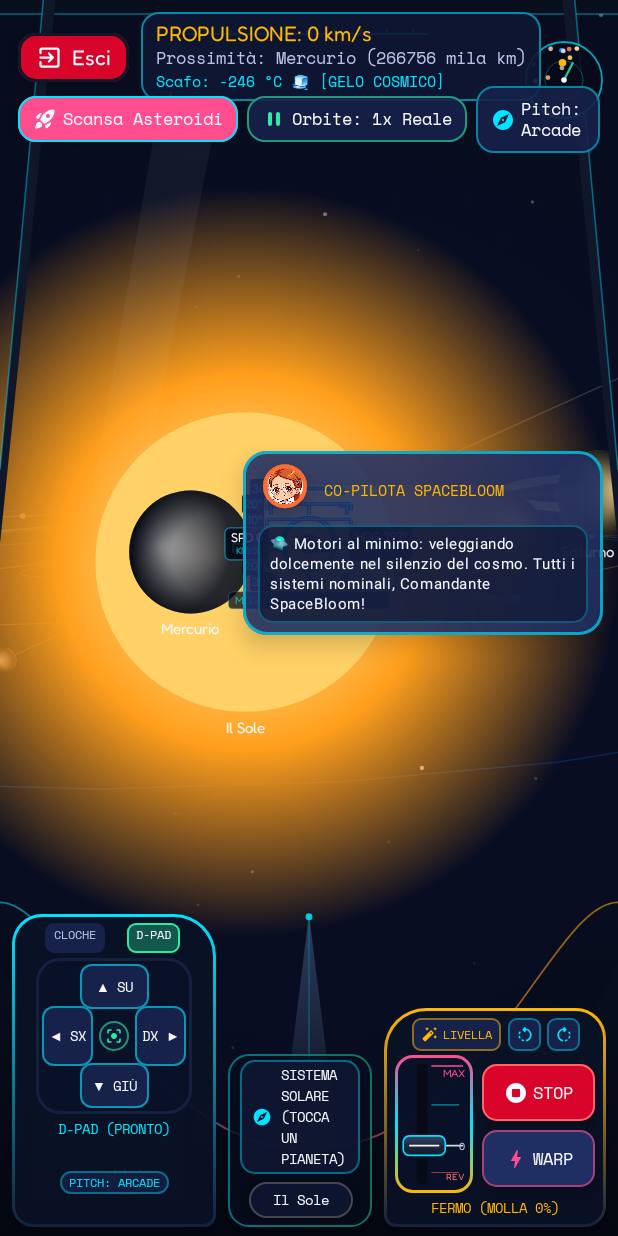
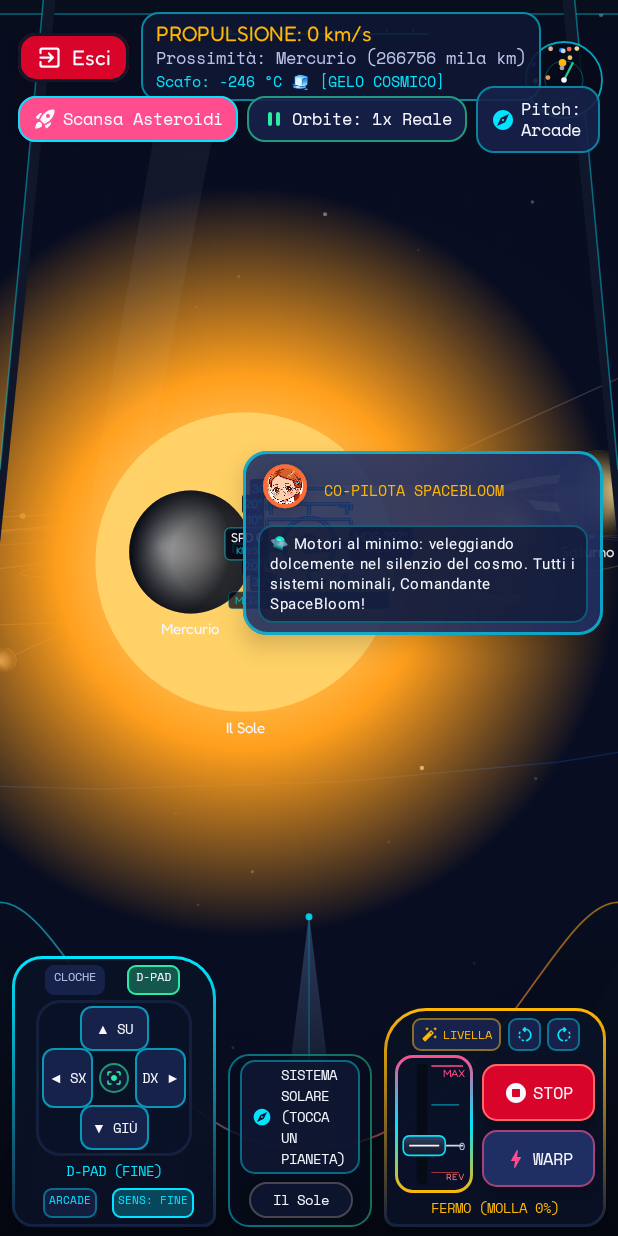
Before and after one commit to ricrug/AstroBloom, an Android app built with Jetpack Compose: the composable FirstPersonSimulatorScreen shown on its own in the app's theme, after a tap on "D-PAD", on a phone screen of 412 x 824 dp. Run offline under Robolectric (Android 15) with nearby library versions, the phone set to English and light mode, and no system bars; 1 other tap on this screen came first.

Commit message:
fix: calibrazione sensibilita pad di volo curva progressiva ed esponenziale con toggle 3 livelli

```diff
--- a/app/src/main/java/com/ricrug/ui/components/FirstPersonFlightSimulator3D.kt
+++ b/app/src/main/java/com/ricrug/ui/components/FirstPersonFlightSimulator3D.kt
@@ -284,6 +284,8 @@ fun FirstPersonFlightSimulator3D(
   var stickY by remember { mutableFloatStateOf(0f) }
   // Modalita controller pollice sinistro: 0 = Cloche 3D Analogica, 1 = D-Pad Tasti Direzionali
   var leftControlMode by remember { mutableIntStateOf(0) }
+  // Sensibilita di pilotaggio: 0 = Fine/Precisione (0.50x), 1 = Standard/Media (0.80x), 2 = Agile/Rapida (1.25x)
+  var flightSensitivityMode by remember { mutableIntStateOf(0) }
 
   val sunDist = shipPos.length()
 
@@ -354,32 +356,38 @@ fun FirstPersonFlightSimulator3D(
           val stickMag = hypot(stickX, stickY)
           if (stickMag > 0.02f) {
             isAutopilotSteering = false
-            // Yaw (virata decisa, agile e potente a ~200 deg/s): stickX > 0 (destra) -> vira subito a destra
-            val targetYawVel = -stickX * 3.50f
-            // Pitch (beccheggio potente): Arcade (spingi su = muso in alto) vs Aero (spingi su = picchiata)
-            val pitchFactor = if (invertPitch) 2.85f else -2.85f
+            // Calibrazione sensibilità: 0 = Fine (0.50x), 1 = Standard (0.80x), 2 = Agile (1.25x)
+            val sensFactor = when (flightSensitivityMode) {
+              0 -> 0.50f // Modalità Fine/Precisione: fluida e misurata per centrare i pianeti
+              1 -> 0.80f // Modalità Standard: bilanciata per esplorazione
+              else -> 1.25f // Modalità Agile: virate rapide
+            }
+            // Yaw: ~43°/s in Precisione, ~68°/s in Standard, ~105°/s in Agile (molto più controllabile)
+            val targetYawVel = -stickX * (1.50f * sensFactor)
+            val pitchFactor = if (invertPitch) (1.20f * sensFactor) else -(1.20f * sensFactor)
             val targetPitchVel = stickY * pitchFactor
-            // Smoothing scattante e reattivo a 24f (zero latenza)
-            smoothYawVel += (targetYawVel - smoothYawVel) * (dt * 24.0f).coerceAtMost(1f)
-            smoothPitchVel += (targetPitchVel - smoothPitchVel) * (dt * 24.0f).coerceAtMost(1f)
+
+            // Inerzia fluida a 12.0f: rotazioni armoniche e stabili senza scatti bruschi
+            smoothYawVel += (targetYawVel - smoothYawVel) * (dt * 12.0f).coerceAtMost(1f)
+            smoothPitchVel += (targetPitchVel - smoothPitchVel) * (dt * 12.0f).coerceAtMost(1f)
 
             shipHeading += smoothYawVel * dt
             shipPitch = (shipPitch + smoothPitchVel * dt).coerceIn(-1.42f, 1.42f)
 
-            // Rollio coordinato in virata naturale e visibile
-            val targetBank = (-stickX * 0.50f) + manualRollOffset
-            shipBank += (targetBank - shipBank) * (dt * 8.5f).coerceAtMost(1f)
+            // Rollio coordinato in virata naturale e armonico
+            val targetBank = (-stickX * (0.35f * sensFactor)) + manualRollOffset
+            shipBank += (targetBank - shipBank) * (dt * 6.5f).coerceAtMost(1f)
           } else {
-            // Arresto rapido e preciso della rotazione al rilascio del pollice
-            smoothYawVel += (0f - smoothYawVel) * (dt * 16.0f).coerceAtMost(1f)
-            smoothPitchVel += (0f - smoothPitchVel) * (dt * 16.0f).coerceAtMost(1f)
-            if (abs(smoothYawVel) < 0.005f) smoothYawVel = 0f
-            if (abs(smoothPitchVel) < 0.005f) smoothPitchVel = 0f
+            // Arresto controllato e preciso al rilascio del pollice
+            smoothYawVel += (0f - smoothYawVel) * (dt * 14.0f).coerceAtMost(1f)
+            smoothPitchVel += (0f - smoothPitchVel) * (dt * 14.0f).coerceAtMost(1f)
+            if (abs(smoothYawVel) < 0.003f) smoothYawVel = 0f
+            if (abs(smoothPitchVel) < 0.003f) smoothPitchVel = 0f
             if (abs(smoothYawVel) > 0.0001f) shipHeading += smoothYawVel * dt
             if (abs(smoothPitchVel) > 0.0001f) shipPitch = (shipPitch + smoothPitchVel * dt).coerceIn(-1.42f, 1.42f)
 
             // Auto-leveling orizzontale morbido
-            shipBank += (manualRollOffset - shipBank) * (dt * 7.0f).coerceAtMost(1f)
+            shipBank += (manualRollOffset - shipBank) * (dt * 6.0f).coerceAtMost(1f)
           }
 
           if (isAutopilotSteering && autopilotTargetId != null) {
@@ -470,15 +478,20 @@ fun FirstPersonFlightSimulator3D(
     Canvas(
       modifier =
         Modifier.fillMaxSize()
-          .pointerInput(Unit) {
+          .pointerInput(flightSensitivityMode, invertPitch) {
             detectDragGestures { change, dragAmount ->
               // Gestione panoramica touch: permette di orientare la visuale anche nella baia centrale aperta
               val isSidePodZone = (change.position.x < size.width * 0.22f || change.position.x > size.width * 0.78f) && change.position.y > size.height * 0.62f
               if (!isSidePodZone && change.position.y < size.height * 0.88f) {
                 change.consume()
                 isAutopilotSteering = false
-                shipHeading -= dragAmount.x * 0.0032f
-                shipPitch = (shipPitch - dragAmount.y * 0.0030f).coerceIn(-1.42f, 1.42f)
+                val touchSens = when (flightSensitivityMode) {
+                  0 -> 0.0016f // Modalità Fine: drag controllato e fluido
+                  1 -> 0.0024f
+                  else -> 0.0034f
+                }
+                shipHeading -= dragAmount.x * touchSens
+                shipPitch = (shipPitch - dragAmount.y * (touchSens * (if (invertPitch) -1f else 1f))).coerceIn(-1.42f, 1.42f)
               }
             }
           }
@@ -1711,7 +1724,7 @@ fun FirstPersonFlightSimulator3D(
           val joyBoxPx = with(density) { joyBoxSizeDp.toPx() }
           val centerPx = joyBoxPx / 2f
           val maxRadiusPx = joyBoxPx * 0.42f
-          val deadzonePx = with(density) { 3.dp.toPx() }
+          val deadzonePx = with(density) { 5.dp.toPx() }
           val isStickActive = abs(stickX) > 0.02f || abs(stickY) > 0.02f
 
           fun updateStickPos(touchPos: Offset) {
@@ -1721,7 +1734,8 @@ fun FirstPersonFlightSimulator3D(
             val dist = hypot(dx, dy)
             if (dist > deadzonePx) {
               val norm = ((dist - deadzonePx) / (maxRadiusPx - deadzonePx)).coerceIn(0f, 1f)
-              val curved = norm * (0.65f + 0.35f * norm)
+              // Curva esponenziale progressiva: morbida e micrometrica al centro, decisa al bordo
+              val curved = (norm * norm * 0.75f + norm * 0.25f).coerceIn(0f, 1f)
               val ang = atan2(dy, dx)
               stickX = (cos(ang) * curved).coerceIn(-1f, 1f)
               stickY = (sin(ang) * curved).coerceIn(-1f, 1f)
@@ -1812,20 +1826,26 @@ fun FirstPersonFlightSimulator3D(
                   .testTag("cockpit_flight_dpad"),
               contentAlignment = Alignment.Center,
             ) {
+              val dpadPower = when (flightSensitivityMode) {
+                0 -> 0.40f // Modalità Fine/Precisione: rotazione morbida e calibrata
+                1 -> 0.65f // Modalità Standard
+                else -> 0.90f // Modalità Agile
+              }
+
               // Freccia SU (Cabra)
               Surface(
-                color = if (stickY < -0.3f) CosmicAmber else SpaceCard,
+                color = if (stickY < -0.2f) CosmicAmber else SpaceCard,
                 shape = RoundedCornerShape(8.dp),
-                border = BorderStroke(1.2.dp, if (stickY < -0.3f) CosmicAmber else CosmicCyan.copy(alpha = 0.6f)),
+                border = BorderStroke(1.2.dp, if (stickY < -0.2f) CosmicAmber else CosmicCyan.copy(alpha = 0.6f)),
                 modifier = Modifier
                   .align(Alignment.TopCenter)
                   .padding(top = 4.dp)
                   .size(width = 46.dp, height = 30.dp)
-                  .pointerInput(Unit) {
+                  .pointerInput(flightSensitivityMode) {
                     detectTapGestures(
                       onPress = {
                         isAutopilotSteering = false
-                        stickY = -1.0f
+                        stickY = -dpadPower
                         tryAwaitRelease()
                         stickY = 0f
                       }
@@ -1839,18 +1859,18 @@ fun FirstPersonFlightSimulator3D(
 
               // Freccia GIÙ (Picchia)
               Surface(
-                color = if (stickY > 0.3f) CosmicAmber else SpaceCard,
+                color = if (stickY > 0.2f) CosmicAmber else SpaceCard,
                 shape = RoundedCornerShape(8.dp),
-                border = BorderStroke(1.2.dp, if (stickY > 0.3f) CosmicAmber else CosmicCyan.copy(alpha = 0.6f)),
+                border = BorderStroke(1.2.dp, if (stickY > 0.2f) CosmicAmber else CosmicCyan.copy(alpha = 0.6f)),
                 modifier = Modifier
                   .align(Alignment.BottomCenter)
                   .padding(bottom = 4.dp)
                   .size(width = 46.dp, height = 30.dp)
-                  .pointerInput(Unit) {
+                  .pointerInput(flightSensitivityMode) {
                     detectTapGestures(
                       onPress = {
                         isAutopilotSteering = false
-                        stickY = 1.0f
+                        stickY = dpadPower
                         tryAwaitRelease()
                         stickY = 0f
                       }
@@ -1864,18 +1884,18 @@ fun FirstPersonFlightSimulator3D(
 
               // Freccia SX (Vira a Sinistra)
               Surface(
-                color = if (stickX < -0.3f) CosmicAmber else SpaceCard,
+                color = if (stickX < -0.2f) CosmicAmber else SpaceCard,
                 shape = RoundedCornerShape(8.dp),
-                border = BorderStroke(1.2.dp, if (stickX < -0.3f) CosmicAmber else CosmicCyan.copy(alpha = 0.6f)),
+                border = BorderStroke(1.2.dp, if (stickX < -0.2f) CosmicAmber else CosmicCyan.copy(alpha = 0.6f)),
                 modifier = Modifier
                   .align(Alignment.CenterStart)
                   .padding(start = 4.dp)
                   .size(width = 34.dp, height = 40.dp)
-                  .pointerInput(Unit) {
+                  .pointerInput(flightSensitivityMode) {
                     detectTapGestures(
                       onPress = {
                         isAutopilotSteering = false
-                        stickX = -1.0f
+                        stickX = -dpadPower
                         tryAwaitRelease()
                         stickX = 0f
                       }
@@ -1889,18 +1909,18 @@ fun FirstPersonFlightSimulator3D(
 
               // Freccia DX (Vira a Destra)
               Surface(
-                color = if (stickX > 0.3f) CosmicAmber else SpaceCard,
+                color = if (stickX > 0.2f) CosmicAmber else SpaceCard,
                 shape = RoundedCornerShape(8.dp),
-                border = BorderStroke(1.2.dp, if (stickX > 0.3f) CosmicAmber else CosmicCyan.copy(alpha = 0.6f)),
+                border = BorderStroke(1.2.dp, if (stickX > 0.2f) CosmicAmber else CosmicCyan.copy(alpha = 0.6f)),
                 modifier = Modifier
                   .align(Alignment.CenterEnd)
                   .padding(end = 4.dp)
                   .size(width = 34.dp, height = 40.dp)
-                  .pointerInput(Unit) {
+                  .pointerInput(flightSensitivityMode) {
                     detectTapGestures(
                       onPress = {
                         isAutopilotSteering = false
-                        stickX = 1.0f
+                        stickX = dpadPower
                         tryAwaitRelease()
                         stickX = 0f
                       }
@@ -1934,7 +1954,8 @@ fun FirstPersonFlightSimulator3D(
             val pitchDir = if (stickY < 0f) (if (invertPitch) "GIÙ" else "SU") else (if (invertPitch) "SU" else "GIÙ")
             "$yawDir $yawPct% • $pitchDir $pitchPct%"
           } else {
-            if (leftControlMode == 0) "CLOCHE (PRONTA)" else "D-PAD (PRONTO)"
+            val sensName = when (flightSensitivityMode) { 0 -> "FINE"; 1 -> "MED"; else -> "AGILE" }
+            if (leftControlMode == 0) "CLOCHE ($sensName)" else "D-PAD ($sensName)"
           }
           Text(
             text = stickLabel,
@@ -1942,20 +1963,41 @@ fun FirstPersonFlightSimulator3D(
             color = if (stickMagnitude > 0.04f) AuroraGreen else CosmicCyan,
           )
 
-          // Toggle rapido Pitch (Arcade vs Aero) a portata di pollice sinistro
-          Surface(
-            onClick = { invertPitch = !invertPitch },
-            color = SpaceCard.copy(alpha = 0.75f),
-            shape = RoundedCornerShape(8.dp),
-            border = BorderStroke(1.dp, CosmicCyan.copy(alpha = 0.4f)),
+          // Toggle rapido Pitch & Sensibilità di Volo a portata di pollice sinistro
+          Row(
+            horizontalArrangement = Arrangement.spacedBy(4.dp),
+            verticalAlignment = Alignment.CenterVertically,
             modifier = Modifier.padding(top = 1.dp),
           ) {
-            Text(
-              text = if (invertPitch) "PITCH: AERO" else "PITCH: ARCADE",
-              style = MaterialTheme.typography.labelSmall.copy(fontSize = 8.sp, fontWeight = FontWeight.Bold),
-              color = if (invertPitch) CosmicAmber else CosmicCyan,
-              modifier = Modifier.padding(horizontal = 6.dp, vertical = 2.dp),
-            )
+            Surface(
+              onClick = { invertPitch = !invertPitch },
+              color = SpaceCard.copy(alpha = 0.75f),
+              shape = RoundedCornerShape(6.dp),
+              border = BorderStroke(1.dp, CosmicCyan.copy(alpha = 0.4f)),
+              modifier = Modifier.height(20.dp),
+            ) {
+              Text(
+                text = if (invertPitch) "AERO" else "ARCADE",
+                style = MaterialTheme.typography.labelSmall.copy(fontSize = 7.5.sp, fontWeight = FontWeight.Bold),
+                color = if (invertPitch) CosmicAmber else CosmicCyan,
+                modifier = Modifier.padding(horizontal = 4.dp, vertical = 2.dp),
+              )
+            }
+
+            Surface(
+              onClick = { flightSensitivityMode = (flightSensitivityMode + 1) % 3 },
+              color = when (flightSensitivityMode) { 0 -> CosmicCyan.copy(alpha = 0.25f); 1 -> AuroraGreen.copy(alpha = 0.25f); else -> CosmicAmber.copy(alpha = 0.25f) },
+              shape = RoundedCornerShape(6.dp),
+              border = BorderStroke(1.dp, when (flightSensitivityMode) { 0 -> CosmicCyan; 1 -> AuroraGreen; else -> CosmicAmber }),
+              modifier = Modifier.height(20.dp).testTag("cockpit_sensitivity_button"),
+            ) {
+              Text(
+                text = when (flightSensitivityMode) { 0 -> "SENS: FINE"; 1 -> "SENS: MED"; else -> "SENS: MAX" },
+                style = MaterialTheme.typography.labelSmall.copy(fontSize = 7.5.sp, fontWeight = FontWeight.Bold),
+                color = when (flightSensitivityMode) { 0 -> CosmicCyan; 1 -> AuroraGreen; else -> CosmicAmber },
+                modifier = Modifier.padding(horizontal = 4.dp, vertical = 2.dp),
+              )
+            }
           }
         }
       }
```
Also changed, not shown: 2 other files.
